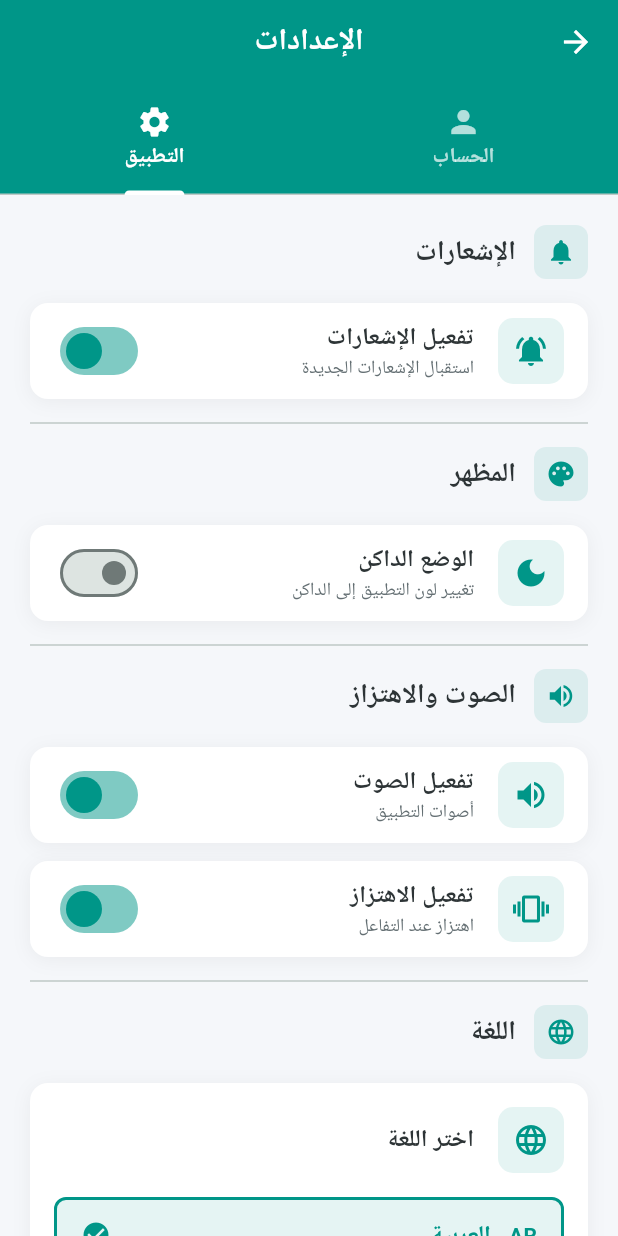
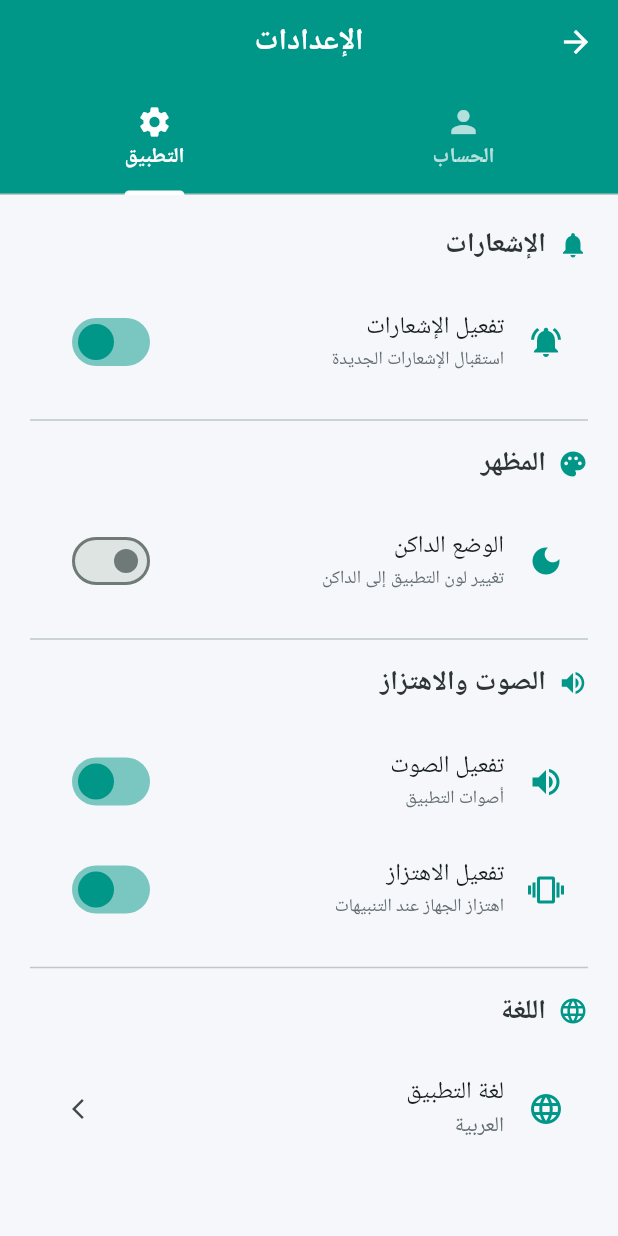
Before and after one commit to raedthawaba/Raed-app, a Flutter app: the SettingsScreen screen opened by its route, tab 2 chosen, on a phone screen of 412 x 824 dp. Run offline on Flutter 3.47's test engine with Material 3 defaults, Android fonts, the phone set to English and light mode, and no system bars; our stand-ins replace google_fonts, shared_preferences; accounts and stored records are empty; Roboto replaces fonts that are missing (Tajawal).

Commit message:
تحديث شعار التطبيق وإضافة إعدادات تغيير حساب المسؤول

```diff
--- a/lib/screens/settings_screen.dart
+++ b/lib/screens/settings_screen.dart
@@ -15,7 +15,7 @@ class _SettingsScreenState extends State<SettingsScreen> with SingleTickerProvid
   late TabController _tabController;
 
   // Account settings
-  final _emailController = TextEditingController(text: 'admin@gmail.com');
+  final _currentEmailController = TextEditingController();
   final _currentPasswordController = TextEditingController();
   final _newEmailController = TextEditingController();
   final _newPasswordController = TextEditingController();
@@ -28,22 +28,26 @@ class _SettingsScreenState extends State<SettingsScreen> with SingleTickerProvid
   bool _vibrationEnabled = true;
   String _language = 'العربية';
 
-  // Default admin credentials
-  static const String _defaultEmail = 'admin@gmail.com';
-  static const String _defaultPassword = 'admin123';
-
   bool _isLoading = false;
 
   @override
   void initState() {
     super.initState();
     _tabController = TabController(length: 2, vsync: this);
+    _loadAdminInfo();
+  }
+
+  Future<void> _loadAdminInfo() async {
+    final email = await DatabaseHelper.instance.getAdminEmail();
+    setState(() {
+      _currentEmailController.text = email;
+    });
   }
 
   @override
   void dispose() {
     _tabController.dispose();
-    _emailController.dispose();
+    _currentEmailController.dispose();
     _currentPasswordController.dispose();
     _newEmailController.dispose();
     _newPasswordController.dispose();
@@ -97,7 +101,6 @@ class _SettingsScreenState extends State<SettingsScreen> with SingleTickerProvid
 
     try {
       final success = await DatabaseHelper.instance.updateAdminCredentials(
-        currentEmail: _defaultEmail,
         currentPassword: currentPassword,
         newEmail: newEmail,
         newPassword: newPassword,
@@ -115,7 +118,7 @@ class _SettingsScreenState extends State<SettingsScreen> with SingleTickerProvid
         // Navigate to login after a short delay
         await Future.delayed(const Duration(seconds: 2));
         if (mounted) {
-          Navigator.pushReplacementNamed(context, '/login');
+          Navigator.pushNamedAndRemoveUntil(context, '/login', (route) => false);
         }
       } else {
         _showSnackBar('كلمة المرور الحالية غير صحيحة', AppColors.error);
@@ -172,7 +175,7 @@ class _SettingsScreenState extends State<SettingsScreen> with SingleTickerProvid
           _buildSectionHeader('معلومات الحساب', Icons.person),
           const SizedBox(height: 16),
           CustomTextField(
-            controller: _emailController,
+            controller: _currentEmailController,
             labelText: 'البريد الإلكتروني الحالي',
             prefixIcon: Icons.email,
             enabled: false,
@@ -282,7 +285,6 @@ class _SettingsScreenState extends State<SettingsScreen> with SingleTickerProvid
               setState(() {
                 _notificationsEnabled = value;
               });
-              _saveSettings();
             },
             icon: Icons.notifications_active,
           ),
@@ -297,7 +299,6 @@ class _SettingsScreenState extends State<SettingsScreen> with SingleTickerProvid
               setState(() {
                 _darkModeEnabled = value;
               });
-              _saveSettings();
             },
             icon: Icons.dark_mode,
           ),
@@ -312,27 +313,32 @@ class _SettingsScreenState extends State<SettingsScreen> with SingleTickerProvid
               setState(() {
                 _soundEnabled = value;
               });
-              _saveSettings();
             },
             icon: Icons.volume_up,
           ),
-          const SizedBox(height: 12),
           _buildSwitchTile(
             title: 'تفعيل الاهتزاز',
-            subtitle: 'اهتزاز عند التفاعل',
+            subtitle: 'اهتزاز الجهاز عند التنبيهات',
             value: _vibrationEnabled,
             onChanged: (value) {
               setState(() {
                 _vibrationEnabled = value;
               });
-              _saveSettings();
             },
             icon: Icons.vibration,
           ),
           const Divider(height: 32),
           _buildSectionHeader('اللغة', Icons.language),
           const SizedBox(height: 16),
-          _buildLanguageSelector(),
+          ListTile(
+            leading: const Icon(Icons.language, color: AppColors.primary),
+            title: Text('لغة التطبيق', style: GoogleFonts.tajawal()),
+            subtitle: Text(_language, style: GoogleFonts.tajawal(color: AppColors.textSecondary)),
+            trailing: const Icon(Icons.arrow_forward_ios, size: 16),
+            onTap: () {
+              // Show language picker
+            },
+          ),
         ],
       ),
     );
@@ -341,15 +347,8 @@ class _SettingsScreenState extends State<SettingsScreen> with SingleTickerProvid
   Widget _buildSectionHeader(String title, IconData icon) {
     return Row(
       children: [
-        Container(
-          padding: const EdgeInsets.all(8),
-          decoration: BoxDecoration(
-            color: AppColors.primary.withOpacity(0.1),
-            borderRadius: BorderRadius.circular(8),
-          ),
-          child: Icon(icon, color: AppColors.primary, size: 20),
-        ),
-        const SizedBox(width: 12),
+        Icon(icon, color: AppColors.primary, size: 20),
+        const SizedBox(width: 8),
         Text(
           title,
           style: GoogleFonts.tajawal(
@@ -369,157 +368,13 @@ class _SettingsScreenState extends State<SettingsScreen> with SingleTickerProvid
     required ValueChanged<bool> onChanged,
     required IconData icon,
   }) {
-    return Container(
-      padding: const EdgeInsets.symmetric(horizontal: 16, vertical: 8),
-      decoration: BoxDecoration(
-        color: Colors.white,
-        borderRadius: BorderRadius.circular(12),
-        boxShadow: [
-          BoxShadow(
-            color: Colors.black.withOpacity(0.05),
-            blurRadius: 10,
-            offset: const Offset(0, 2),
-          ),
-        ],
-      ),
-      child: Row(
-        children: [
-          Container(
-            padding: const EdgeInsets.all(10),
-            decoration: BoxDecoration(
-              color: AppColors.primary.withOpacity(0.1),
-              borderRadius: BorderRadius.circular(10),
-            ),
-            child: Icon(icon, color: AppColors.primary, size: 24),
-          ),
-          const SizedBox(width: 16),
-          Expanded(
-            child: Column(
-              crossAxisAlignment: CrossAxisAlignment.start,
-              children: [
-                Text(
-                  title,
-                  style: GoogleFonts.tajawal(
-                    fontSize: 16,
-                    fontWeight: FontWeight.w600,
-                    color: AppColors.textPrimary,
-                  ),
-                ),
-                Text(
-                  subtitle,
-                  style: GoogleFonts.tajawal(
-                    fontSize: 12,
-                    color: AppColors.textSecondary,
-                  ),
-                ),
-              ],
-            ),
-          ),
-          Switch(
-            value: value,
-            onChanged: onChanged,
-            activeColor: AppColors.primary,
-          ),
-        ],
-      ),
+    return SwitchListTile(
+      secondary: Icon(icon, color: AppColors.primary),
+      title: Text(title, style: GoogleFonts.tajawal()),
+      subtitle: Text(subtitle, style: GoogleFonts.tajawal(fontSize: 12, color: AppColors.textSecondary)),
+      value: value,
+      onChanged: onChanged,
+      activeColor: AppColors.primary,
     );
   }
-
-  Widget _buildLanguageSelector() {
-    return Container(
-      padding: const EdgeInsets.all(16),
-      decoration: BoxDecoration(
-        color: Colors.white,
-        borderRadius: BorderRadius.circular(12),
-        boxShadow: [
-          BoxShadow(
-            color: Colors.black.withOpacity(0.05),
-            blurRadius: 10,
-            offset: const Offset(0, 2),
-          ),
-        ],
-      ),
-      child: Column(
-        crossAxisAlignment: CrossAxisAlignment.start,
-        children: [
-          Row(
-            children: [
-              Container(
-                padding: const EdgeInsets.all(10),
-                decoration: BoxDecoration(
-                  color: AppColors.primary.withOpacity(0.1),
-                  borderRadius: BorderRadius.circular(10),
-                ),
-                child: const Icon(Icons.language, color: AppColors.primary, size: 24),
-              ),
-              const SizedBox(width: 16),
-              Text(
-                'اختر اللغة',
-                style: GoogleFonts.tajawal(
-                  fontSize: 16,
-                  fontWeight: FontWeight.w600,
-                  color: AppColors.textPrimary,
-                ),
-              ),
-            ],
-          ),
-          const SizedBox(height: 16),
-          _buildLanguageOption('العربية', 'AR', _language == 'العربية'),
-          const SizedBox(height: 8),
-          _buildLanguageOption('English', 'EN', _language == 'English'),
-        ],
-      ),
-    );
-  }
-
-  Widget _buildLanguageOption(String language, String code, bool isSelected) {
-    return InkWell(
-      onTap: () {
-        setState(() {
-          _language = language;
-        });
-        _saveSettings();
-      },
-      borderRadius: BorderRadius.circular(8),
-      child: Container(
-        padding: const EdgeInsets.symmetric(horizontal: 16, vertical: 12),
-        decoration: BoxDecoration(
-          color: isSelected ? AppColors.primary.withOpacity(0.1) : Colors.grey.withOpacity(0.1),
-          borderRadius: BorderRadius.circular(8),
-          border: Border.all(
-            color: isSelected ? AppColors.primary : Colors.transparent,
-            width: 2,
-          ),
-        ),
-        child: Row(
-          children: [
-            Text(
-              code,
-              style: GoogleFonts.tajawal(
-                fontSize: 14,
-                fontWeight: FontWeight.bold,
-                color: isSelected ? AppColors.primary : AppColors.textSecondary,
-              ),
-            ),
-            const SizedBox(width: 12),
-            Text(
-              language,
-              style: GoogleFonts.tajawal(
-                fontSize: 16,
-                fontWeight: isSelected ? FontWeight.bold : FontWeight.normal,
-                color: isSelected ? AppColors.primary : AppColors.textPrimary,
-              ),
-            ),
-            const Spacer(),
-            if (isSelected)
-              const Icon(Icons.check_circle, color: AppColors.primary, size: 20),
-          ],
-        ),
-      ),
-    );
-  }
-
-  void _saveSettings() {
-    _showSnackBar('تم حفظ الإعدادات بنجاح', AppColors.success);
-  }
 }
--- a/pubspec.yaml
+++ b/pubspec.yaml
@@ -23,3 +23,6 @@ dev_dependencies:
 flutter:
   uses-material-design: true
   generate: true
+
+  assets:
+    - assets/images/
```
Also changed, not shown: lib/screens/login_screen.dart (+11 -9 lines), lib/services/database_helper.dart (+23 -113 lines), assets/images/logo.jpg (added).
